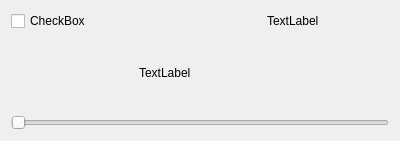
This is widget.ui in C47D/Qt_PSoC_libUSB as Qt 5 draws it before an edit. The edited form follows.
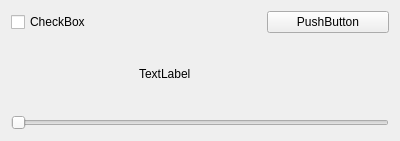
This is the edited form. Icons and pictures are not drawn.

Commit message: Replacing the state label with a button

What changed in the file:
```diff
--- a/widget.ui
+++ b/widget.ui
@@ -25,13 +25,6 @@
      </property>
     </widget>
    </item>
-   <item row="0" column="2">
-    <widget class="QLabel" name="state_lbl">
-     <property name="text">
-      <string>TextLabel</string>
-     </property>
-    </widget>
-   </item>
    <item row="1" column="1">
     <widget class="QLabel" name="scrollBar_lbl">
      <property name="text">
@@ -85,6 +78,13 @@
      </property>
     </widget>
    </item>
+   <item row="0" column="2">
+    <widget class="QPushButton" name="connect_pB">
+     <property name="text">
+      <string>PushButton</string>
+     </property>
+    </widget>
+   </item>
   </layout>
  </widget>
  <layoutdefault spacing="6" margin="11"/>
```
The commit also changes 2 other files.
